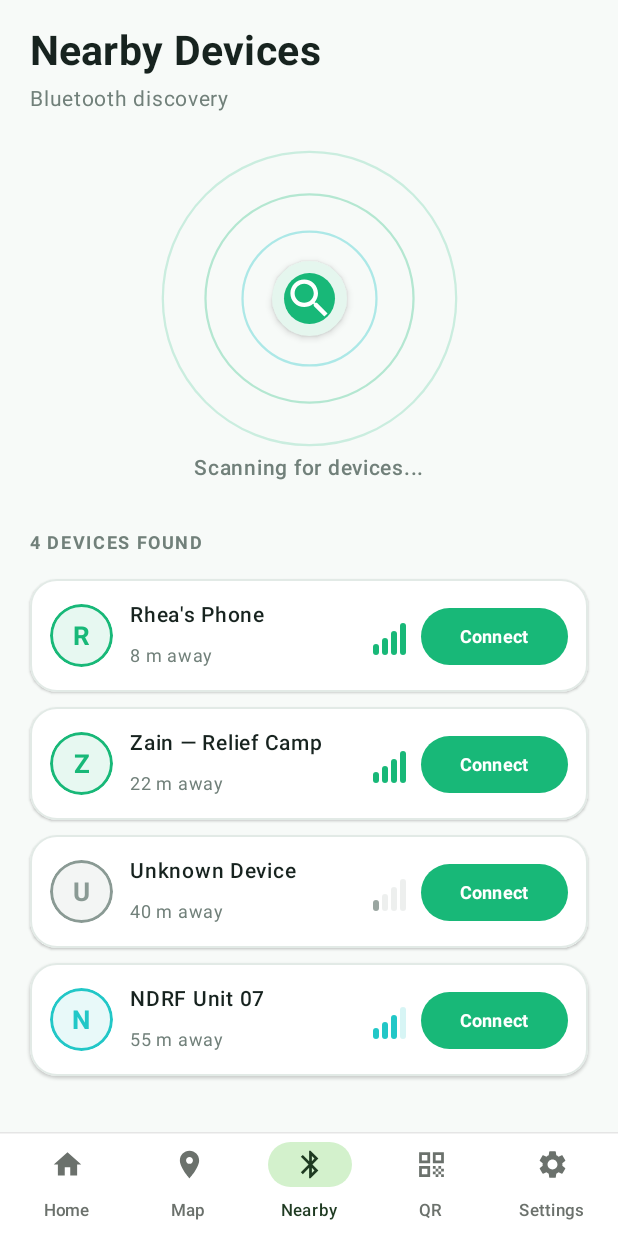
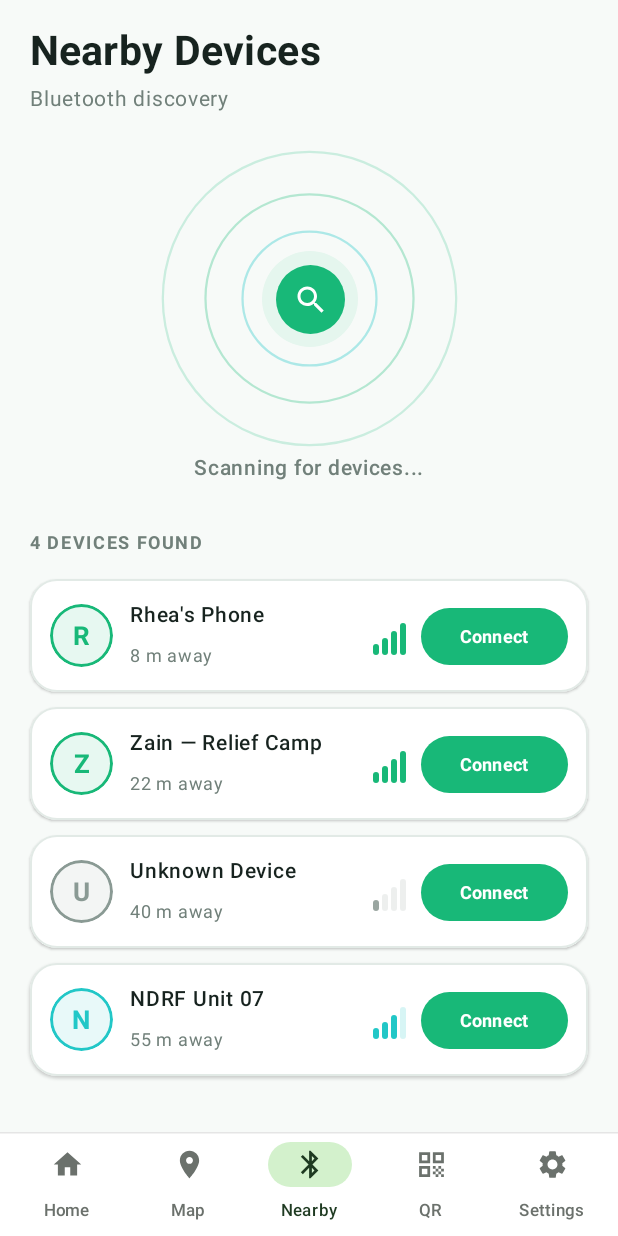
Before and after one commit to MOHAMMED-NOUMAN/RogueDevs, an Android app built with Jetpack Compose: the HomeScreen screen opened through its navigation route, item 3 of the bottom bar chosen, on a phone screen of 412 x 824 dp. Run offline under Robolectric (Android 15) with nearby library versions, the phone set to English and light mode, and no system bars; our stand-ins replace Dagger/Hilt's generated code.

Commit message:
ui: keep navbar press ripple inside the icon indicator; tidy scan button
- Navbar items used selectable()'s default indication, which drew the
  press/hover highlight as a grey box over the whole cell. The cell stays
  tappable but draws no indication; the ripple now shows only inside the
  rounded indicator behind the icon.
- Nearby scanner centre: the 40 dp search icon overflowed its 34 dp
  circle and sat in a shadowed halo. Now a flat 46 dp disc on a 64 dp
  pale halo with a 24 dp icon, no shadow.

Co-Authored-By: Claude Opus 5 <noreply@anthropic.com>

```diff
--- a/app/src/main/java/com/itantra/app/feature/home/ui/HomeScreen.kt
+++ b/app/src/main/java/com/itantra/app/feature/home/ui/HomeScreen.kt
@@ -66,6 +66,9 @@ import androidx.compose.ui.text.style.TextAlign
 import androidx.compose.ui.tooling.preview.Preview
 import androidx.compose.ui.unit.dp
 import androidx.compose.ui.unit.sp
+import androidx.compose.material3.ripple
+import androidx.compose.foundation.interaction.MutableInteractionSource
+import androidx.compose.foundation.indication
 import androidx.compose.animation.animateColorAsState
 import androidx.compose.foundation.layout.fillMaxHeight
 import androidx.compose.foundation.layout.navigationBarsPadding
@@ -774,10 +777,20 @@ private fun BottomNavigationItem(
         label = "NavItemIndicator"
     )
 
+    // The whole cell is tappable, but the press ripple only shows inside the rounded
+    // indicator behind the icon, not as a grey box over the entire cell.
+    val interactionSource = remember { MutableInteractionSource() }
+
     Column(
         modifier = modifier
             .fillMaxHeight()
-            .selectable(selected = selected, onClick = onClick, role = Role.Tab),
+            .selectable(
+                selected = selected,
+                onClick = onClick,
+                role = Role.Tab,
+                interactionSource = interactionSource,
+                indication = null
+            ),
         horizontalAlignment = Alignment.CenterHorizontally,
         verticalArrangement = Arrangement.Center
     ) {
@@ -785,7 +798,8 @@ private fun BottomNavigationItem(
             modifier = Modifier
                 .size(width = 56.dp, height = 30.dp)
                 .clip(RoundedCornerShape(15.dp))
-                .background(indicatorColor),
+                .background(indicatorColor)
+                .indication(interactionSource, ripple(color = DeepDarkGreen)),
             contentAlignment = Alignment.Center
         ) {
             Icon(
--- a/app/src/main/java/com/itantra/app/feature/nearby/ui/NearbyDevicesScreen.kt
+++ b/app/src/main/java/com/itantra/app/feature/nearby/ui/NearbyDevicesScreen.kt
@@ -282,34 +282,27 @@ private fun BluetoothScanner() {
                 )
             }
 
-            // Center button
-            Surface(
-                modifier = Modifier.size(50.dp),
-                shape = CircleShape,
-                color = SoftGreen,
-                shadowElevation = 3.dp
+            // Center: flat green disc on a pale halo, icon sized to sit well inside it
+            Box(
+                modifier = Modifier
+                    .size(64.dp)
+                    .clip(CircleShape)
+                    .background(SoftGreen),
+                contentAlignment = Alignment.Center
             ) {
                 Box(
-                    modifier = Modifier.fillMaxSize(),
+                    modifier = Modifier
+                        .size(46.dp)
+                        .clip(CircleShape)
+                        .background(PrimaryGreen),
                     contentAlignment = Alignment.Center
                 ) {
-                    Surface(
-                        modifier = Modifier.size(34.dp),
-                        shape = CircleShape,
-                        color = PrimaryGreen
-                    ) {
-                        Box(
-                            modifier = Modifier.fillMaxSize(),
-                            contentAlignment = Alignment.Center
-                        ) {
-                            Icon(
-                                imageVector = Icons.Default.Search,
-                                contentDescription = "Scan",
-                                tint = Color.White,
-                                modifier = Modifier.size(40.dp)
-                            )
-                        }
-                    }
+                    Icon(
+                        imageVector = Icons.Default.Search,
+                        contentDescription = "Scanning",
+                        tint = Color.White,
+                        modifier = Modifier.size(24.dp)
+                    )
                 }
             }
         }
```
